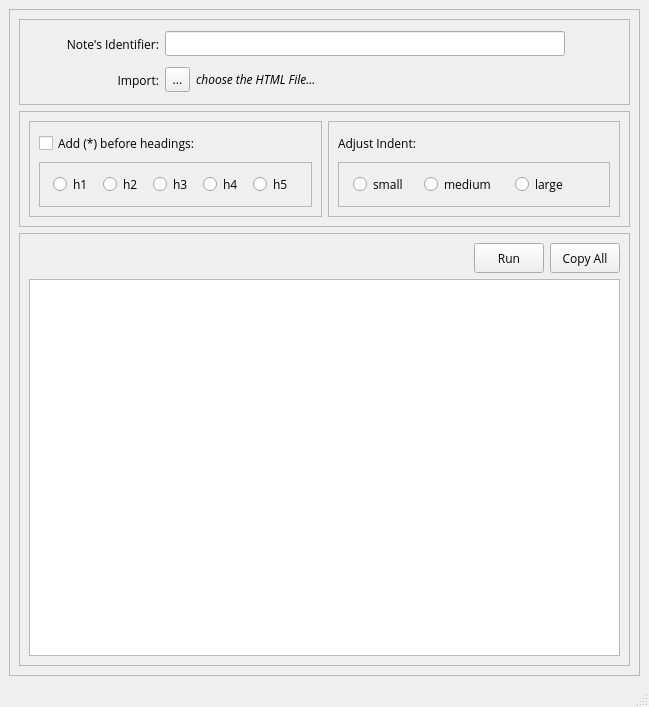
First picture: the form in uilayout.ui, repository monkeyapple/TOC-Generator-for-Bear-Note, before the edit.
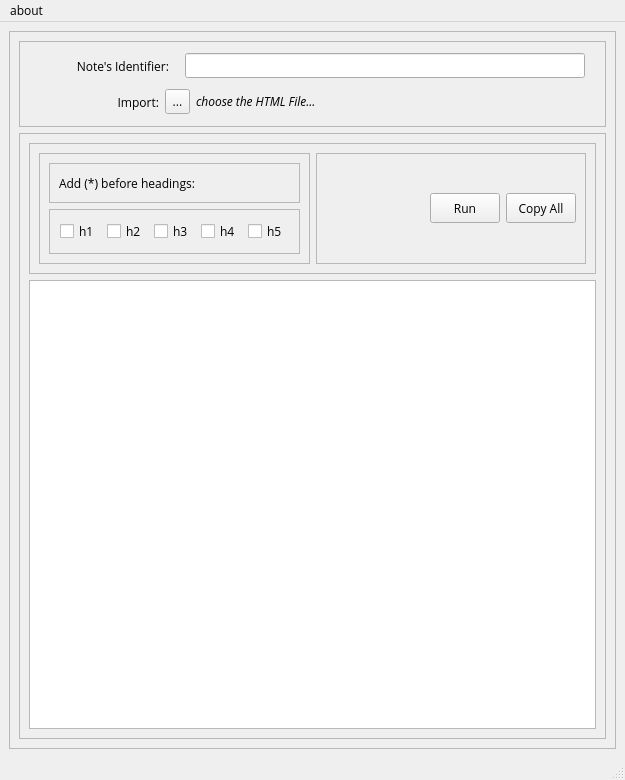
Second picture: the form after the edit.

Commit message: final check and deployment

Diff of the .ui file:
```diff
--- a/uilayout.ui
+++ b/uilayout.ui
@@ -6,8 +6,8 @@
    <rect>
     <x>0</x>
     <y>0</y>
-    <width>649</width>
-    <height>707</height>
+    <width>625</width>
+    <height>780</height>
    </rect>
   </property>
   <property name="windowTitle">
@@ -111,19 +111,6 @@
                 </property>
                </widget>
               </item>
-              <item>
-               <spacer name="horizontalSpacer">
-                <property name="orientation">
-                 <enum>Qt::Horizontal</enum>
-                </property>
-                <property name="sizeHint" stdset="0">
-                 <size>
-                  <width>40</width>
-                  <height>20</height>
-                 </size>
-                </property>
-               </spacer>
-              </item>
              </layout>
             </item>
             <item>
@@ -226,14 +213,35 @@
         </widget>
        </item>
        <item row="1" column="0">
-        <widget class="QFrame" name="frame_2">
+        <widget class="QFrame" name="frame_3">
+         <property name="minimumSize">
+          <size>
+           <width>0</width>
+           <height>0</height>
+          </size>
+         </property>
+         <property name="maximumSize">
+          <size>
+           <width>16777215</width>
+           <height>16777215</height>
+          </size>
+         </property>
          <property name="frameShape">
           <enum>QFrame::StyledPanel</enum>
          </property>
          <property name="frameShadow">
           <enum>QFrame::Raised</enum>
          </property>
-         <layout class="QHBoxLayout" name="horizontalLayout_3">
+         <layout class="QVBoxLayout" name="verticalLayout_2">
+          <item>
+           <widget class="QFrame" name="frame_7">
+            <property name="frameShape">
+             <enum>QFrame::StyledPanel</enum>
+            </property>
+            <property name="frameShadow">
+             <enum>QFrame::Raised</enum>
+            </property>
+            <layout class="QHBoxLayout" name="horizontalLayout_4">
           <item>
            <widget class="QFrame" name="frame_5">
             <property name="frameShape">
@@ -244,25 +252,38 @@
             </property>
             <layout class="QVBoxLayout" name="verticalLayout">
              <item>
-              <widget class="QCheckBox" name="asteriskCheck">
-               <property name="minimumSize">
-                <size>
-                 <width>200</width>
-                 <height>25</height>
-                </size>
-               </property>
-               <property name="maximumSize">
-                <size>
-                 <width>200</width>
-                 <height>25</height>
-                </size>
-               </property>
+                 <widget class="QFrame" name="frame_8">
+                  <property name="frameShape">
+                   <enum>QFrame::StyledPanel</enum>
+                  </property>
+                  <property name="frameShadow">
+                   <enum>QFrame::Raised</enum>
+                  </property>
+                  <layout class="QHBoxLayout" name="horizontalLayout_5">
+                   <item>
+                    <widget class="QLabel" name="label_2">
                <property name="text">
                 <string>Add (*) before headings:</string>
                </property>
               </widget>
              </item>
              <item>
+                    <spacer name="horizontalSpacer_4">
+                     <property name="orientation">
+                      <enum>Qt::Horizontal</enum>
+                     </property>
+                     <property name="sizeHint" stdset="0">
+                      <size>
+                       <width>52</width>
+                       <height>20</height>
+                      </size>
+                     </property>
+                    </spacer>
+                   </item>
+                  </layout>
+                 </widget>
+                </item>
+                <item>
               <widget class="QFrame" name="frame_4">
                <property name="frameShape">
                 <enum>QFrame::StyledPanel</enum>
@@ -272,7 +293,7 @@
                </property>
                <layout class="QHBoxLayout" name="horizontalLayout_2">
                 <item>
-                 <widget class="QRadioButton" name="checkh1">
+                    <widget class="QCheckBox" name="checkh1">
                   <property name="minimumSize">
                    <size>
                     <width>40</width>
@@ -288,10 +309,13 @@
                   <property name="text">
                    <string>h1</string>
                   </property>
+                     <property name="checked">
+                      <bool>false</bool>
+                     </property>
                  </widget>
                 </item>
                 <item>
-                 <widget class="QRadioButton" name="checkh2">
+                    <widget class="QCheckBox" name="checkh2">
                   <property name="minimumSize">
                    <size>
                     <width>40</width>
@@ -307,10 +331,13 @@
                   <property name="text">
                    <string>h2</string>
                   </property>
+                     <property name="checked">
+                      <bool>false</bool>
+                     </property>
                  </widget>
                 </item>
                 <item>
-                 <widget class="QRadioButton" name="checkh3">
+                    <widget class="QCheckBox" name="checkh3">
                   <property name="minimumSize">
                    <size>
                     <width>40</width>
@@ -329,7 +356,7 @@
                  </widget>
                 </item>
                 <item>
-                 <widget class="QRadioButton" name="checkh4">
+                    <widget class="QCheckBox" name="checkh4">
                   <property name="minimumSize">
                    <size>
                     <width>40</width>
@@ -348,7 +375,7 @@
                  </widget>
                 </item>
                 <item>
-                 <widget class="QRadioButton" name="checkh5">
+                    <widget class="QCheckBox" name="checkh5">
                   <property name="minimumSize">
                    <size>
                     <width>40</width>
@@ -373,133 +400,47 @@
            </widget>
           </item>
           <item>
-           <widget class="QFrame" name="frame_7">
+              <widget class="QFrame" name="frame_2">
             <property name="frameShape">
              <enum>QFrame::StyledPanel</enum>
             </property>
             <property name="frameShadow">
              <enum>QFrame::Raised</enum>
             </property>
-            <layout class="QVBoxLayout" name="verticalLayout_2">
+               <layout class="QHBoxLayout" name="horizontalLayout_3">
              <item>
-              <widget class="QLabel" name="label_2">
-               <property name="minimumSize">
-                <size>
-                 <width>200</width>
-                 <height>25</height>
-                </size>
-               </property>
-               <property name="maximumSize">
+                 <spacer name="horizontalSpacer_3">
+                  <property name="orientation">
+                   <enum>Qt::Horizontal</enum>
+                  </property>
+                  <property name="sizeHint" stdset="0">
                 <size>
-                 <width>200</width>
-                 <height>25</height>
-                </size>
-               </property>
-               <property name="text">
-                <string>Adjust Indent:</string>
-               </property>
-               <property name="alignment">
-                <set>Qt::AlignLeading|Qt::AlignLeft|Qt::AlignVCenter</set>
-               </property>
-              </widget>
+                    <width>40</width>
+                    <height>20</height>
+                   </size>
+                  </property>
+                 </spacer>
              </item>
              <item>
-              <widget class="QFrame" name="frame_8">
-               <property name="frameShape">
-                <enum>QFrame::StyledPanel</enum>
-               </property>
-               <property name="frameShadow">
-                <enum>QFrame::Raised</enum>
-               </property>
-               <layout class="QHBoxLayout" name="horizontalLayout_5">
-                <item>
-                 <widget class="QRadioButton" name="indentS">
+                 <widget class="QPushButton" name="runButton">
                   <property name="minimumSize">
                    <size>
-                    <width>60</width>
-                    <height>25</height>
+                    <width>70</width>
+                    <height>30</height>
                    </size>
                   </property>
                   <property name="maximumSize">
                    <size>
-                    <width>60</width>
-                    <height>25</height>
+                    <width>70</width>
+                    <height>30</height>
                    </size>
                   </property>
                   <property name="text">
-                   <string>small</string>
+                   <string>Run</string>
                   </property>
                  </widget>
                 </item>
                 <item>
-                 <widget class="QRadioButton" name="indentM">
-                  <property name="minimumSize">
-                   <size>
-                    <width>80</width>
-                    <height>25</height>
-                   </size>
-                  </property>
-                  <property name="maximumSize">
-                   <size>
-                    <width>80</width>
-                    <height>25</height>
-                   </size>
-                  </property>
-                  <property name="text">
-                   <string>medium</string>
-                  </property>
-                 </widget>
-                </item>
-                <item>
-                 <widget class="QRadioButton" name="indentL">
-                  <property name="minimumSize">
-                   <size>
-                    <width>80</width>
-                    <height>25</height>
-                   </size>
-                  </property>
-                  <property name="maximumSize">
-                   <size>
-                    <width>80</width>
-                    <height>25</height>
-                   </size>
-                  </property>
-                  <property name="text">
-                   <string>large</string>
-                  </property>
-                 </widget>
-                </item>
-               </layout>
-              </widget>
-             </item>
-            </layout>
-           </widget>
-          </item>
-         </layout>
-        </widget>
-       </item>
-       <item row="2" column="0">
-        <widget class="QFrame" name="frame_3">
-         <property name="minimumSize">
-          <size>
-           <width>0</width>
-           <height>0</height>
-          </size>
-         </property>
-         <property name="maximumSize">
-          <size>
-           <width>16777215</width>
-           <height>16777215</height>
-          </size>
-         </property>
-         <property name="frameShape">
-          <enum>QFrame::StyledPanel</enum>
-         </property>
-         <property name="frameShadow">
-          <enum>QFrame::Raised</enum>
-         </property>
-         <layout class="QGridLayout" name="gridLayout_3">
-          <item row="0" column="2">
            <widget class="QPushButton" name="copyAll">
             <property name="minimumSize">
              <size>
@@ -518,25 +459,18 @@
             </property>
            </widget>
           </item>
-          <item row="0" column="0">
-           <spacer name="horizontalSpacer_6">
-            <property name="orientation">
-             <enum>Qt::Horizontal</enum>
-            </property>
-            <property name="sizeHint" stdset="0">
-             <size>
-              <width>391</width>
-              <height>20</height>
-             </size>
-            </property>
-           </spacer>
-          </item>
-          <item row="1" column="0" colspan="3">
+               </layout>
+              </widget>
+             </item>
+            </layout>
+           </widget>
+          </item>
+          <item>
            <widget class="QTextBrowser" name="textBrowser">
             <property name="minimumSize">
              <size>
               <width>0</width>
-              <height>0</height>
+              <height>300</height>
              </size>
             </property>
             <property name="maximumSize">
@@ -554,25 +488,6 @@
             </property>
            </widget>
           </item>
-          <item row="0" column="1">
-           <widget class="QPushButton" name="runButton">
-            <property name="minimumSize">
-             <size>
-              <width>70</width>
-              <height>30</height>
-             </size>
-            </property>
-            <property name="maximumSize">
-             <size>
-              <width>70</width>
-              <height>30</height>
-             </size>
-            </property>
-            <property name="text">
-             <string>Run</string>
-            </property>
-           </widget>
-          </item>
          </layout>
         </widget>
        </item>
@@ -586,7 +501,7 @@
     <rect>
      <x>0</x>
      <y>0</y>
-     <width>649</width>
+     <width>625</width>
      <height>26</height>
     </rect>
    </property>
@@ -595,6 +510,13 @@
      <family>Open Sans</family>
     </font>
    </property>
+   <widget class="QMenu" name="menuAbout">
+    <property name="title">
+     <string>about</string>
+    </property>
+    <addaction name="actionMenu"/>
+   </widget>
+   <addaction name="menuAbout"/>
   </widget>
   <widget class="QStatusBar" name="statusbar">
    <property name="font">
```
Left out of the diff: 7 changed lines with no effect on the pictures. Lines whose indentation alone changed are shown as unchanged. The commit also changes 33 other files.
